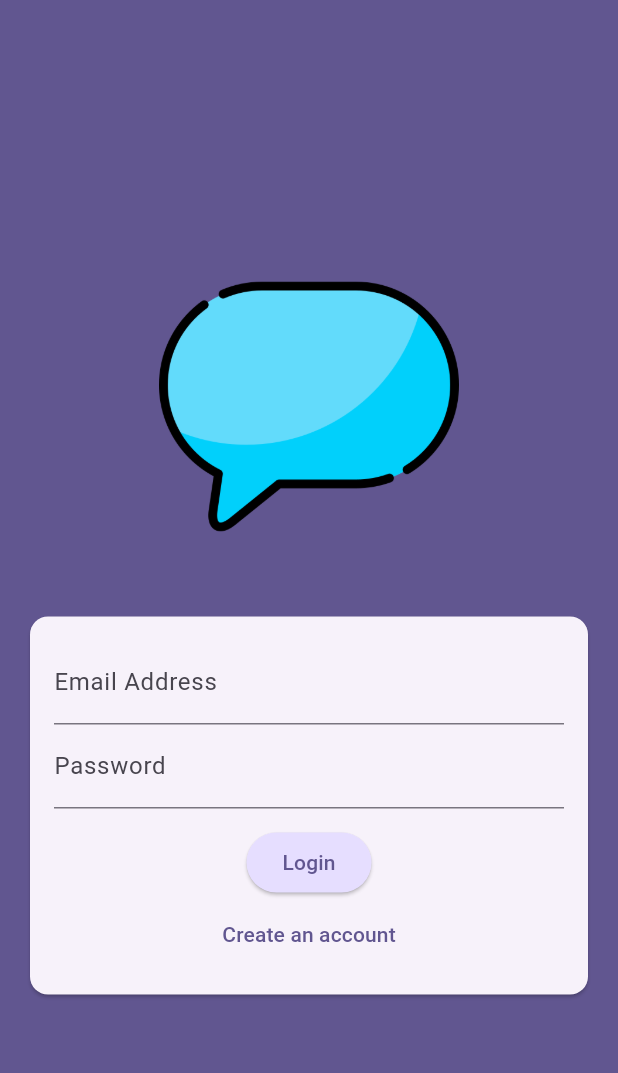
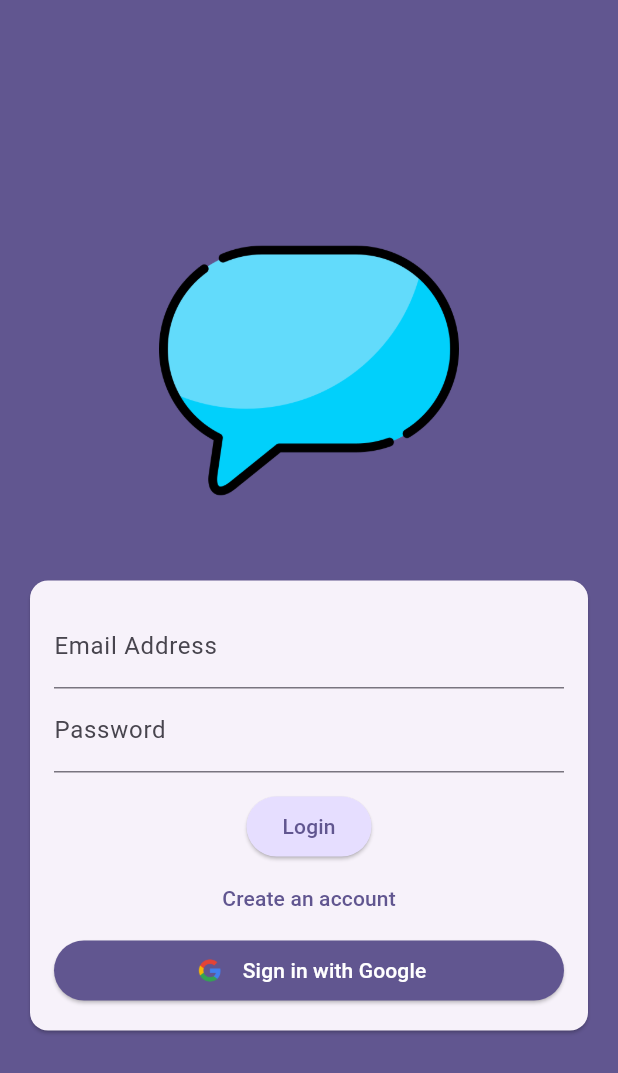
Before and after one commit to okkyprasetya/Final_Project_Flutter, a Flutter app: the screen it shows after launch, on a phone screen of 412 x 824 dp. Shown: the top 1073 px of the screen. Run offline on Flutter 3.47's test engine with Material 3 defaults, Android fonts, the phone set to English and light mode, and no system bars; our stand-ins replace cloud_firestore, firebase_auth, firebase_core, firebase_storage, google_sign_in, image_picker; accounts and stored records are empty.

```diff
--- a/lib/screens/auth.dart
+++ b/lib/screens/auth.dart
@@ -6,6 +6,7 @@ import 'package:cloud_firestore/cloud_firestore.dart';
 import 'package:firebase_storage/firebase_storage.dart';
 import 'package:flutter/material.dart';
 import 'package:firebase_auth/firebase_auth.dart';
+import 'package:google_sign_in/google_sign_in.dart';
 
 final _firebase = FirebaseAuth.instance;
 
@@ -27,6 +28,9 @@ class _AuthScreenState extends State<AuthScreen> {
   var _enteredUsername = '';
   File? _selectedImage;
   var _isAuthenticating = false;
+  final _googleSignIn = GoogleSignIn();
+  final _auth = FirebaseAuth.instance;
+
 
   void _submit() async {
     final isValid = _form.currentState!.validate();
@@ -76,6 +80,23 @@ class _AuthScreenState extends State<AuthScreen> {
           content: Text(error.message ?? 'Authentication failed.'),
         ),
       );
+    }
+  }
+
+  void _signInWithGoogle() async {
+    try {
+      final GoogleSignInAccount? googleSignInAccount = await _googleSignIn.signIn();
+      final GoogleSignInAuthentication googleSignInAuthentication = await googleSignInAccount!.authentication;
+
+      final AuthCredential credential = GoogleAuthProvider.credential(
+        accessToken: googleSignInAuthentication.accessToken,
+        idToken: googleSignInAuthentication.idToken,
+      );
+
+      await _auth.signInWithCredential(credential);
+    } on FirebaseAuthException catch (error) {
+      // Handle Google Sign-In errors here
+      print('Error signing in with Google: $error');
     }
   }
 
@@ -188,6 +209,24 @@ class _AuthScreenState extends State<AuthScreen> {
                                   ? 'Create an account'
                                   : 'I already have an account'),
                             ),
+                          if (!_isAuthenticating)
+                            ElevatedButton(
+                              onPressed: _signInWithGoogle,
+                              style: ElevatedButton.styleFrom(
+                                backgroundColor: Theme.of(context).colorScheme.primary, // You can customize the color
+                              ),
+                              child: Row(
+                                mainAxisAlignment: MainAxisAlignment.center,
+                                children: [
+                                  Image.asset(
+                                    'assets/images/google.png', // You need to provide your own Google logo image
+                                    height: 24,
+                                  ),
+                                  const SizedBox(width: 10),
+                                  Text('Sign in with Google',style: TextStyle(color: Colors.white),),
+                                ],
+                              ),
+                            ),
                         ],
                       ),
                     ),
--- a/pubspec.yaml
+++ b/pubspec.yaml
@@ -52,6 +52,7 @@ dev_dependencies:
   firebase_storage: ^11.1.0
   image_picker: ^0.8.7+1
   cloud_firestore: ^4.5.0
+  google_sign_in: ^6.2.1
 
 # For information on the generic Dart part of this file, see the
 # following page: https://dart.dev/tools/pub/pubspec
@@ -65,6 +66,7 @@ flutter:
   uses-material-design: true
   assets:
     - assets/images/chat.png
+    - assets/images/google.png
 
   # To add assets to your application, add an assets section, like this:
   # assets:
```
Also changed, not shown: lib/widgets/messages_bubble.dart (+7 -1 lines), lib/widgets/new_messages.dart (+53 -0 lines), assets/images/google.png (added), pubspec.lock.
